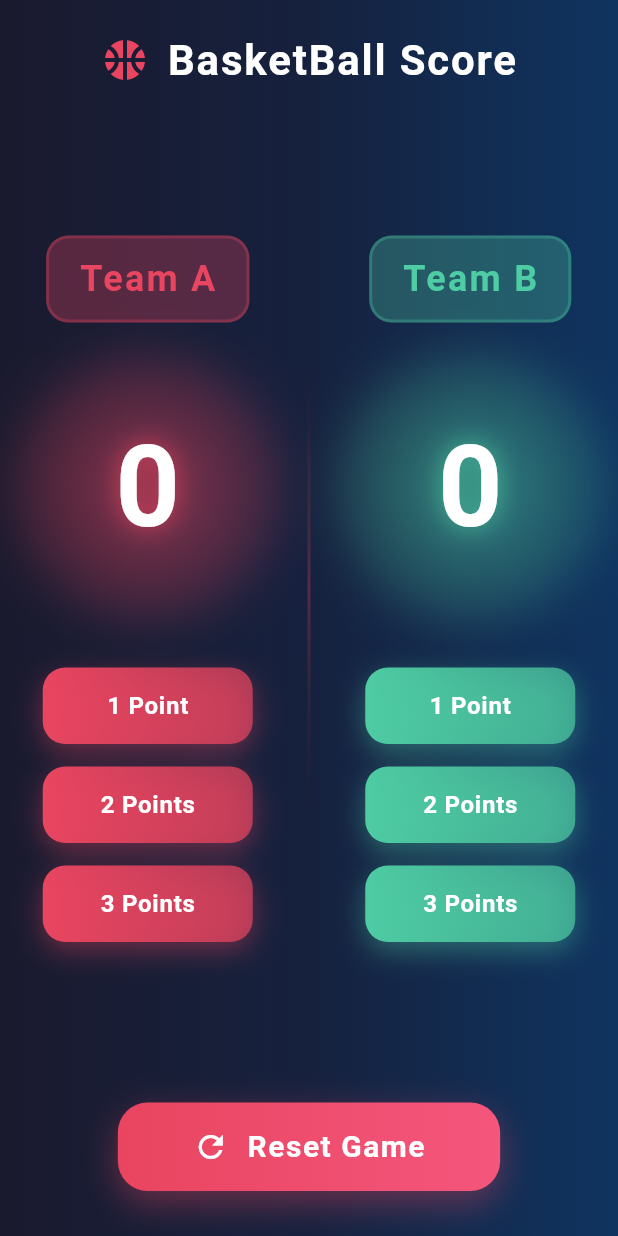
After one commit to mohamedgomaa20/basketball_points_counter_app, a Flutter app: the screen it shows after launch, after a tap on "Reset Game", on a phone screen of 412 x 824 dp. The commit adds this screen. Run offline on Flutter 3.47's test engine with Material 3 defaults, Android fonts, the phone set to English and light mode, and no system bars; our stand-ins replace flutter_bloc.

Commit message:
refactor: extract widgets from counter screen
Extracted the main content, team section, and reset button into their own dedicated widgets to improve code organization and reusability.

- Created `MainContentSection` to hold the core UI logic.
- Created `TeamSection` to display the two team cards.
- Created `ResetButtonSection` for the reset game button.
- Implemented `resetPoints` functionality in `CounterCubit`.
- Added `CounterInitialState` and `CounterResetState` to `CounterState`.

```diff
--- a/lib/cubit/counter_cubit.dart
+++ b/lib/cubit/counter_cubit.dart
@@ -3,7 +3,7 @@ import 'package:basketball_points_counter_app/enums/team_enum.dart';
 import 'package:flutter_bloc/flutter_bloc.dart';
 
 class CounterCubit extends Cubit<CounterState> {
-  CounterCubit() : super(CounterAIncrementState());
+  CounterCubit() : super(CounterInitialState());
 
   static CounterCubit get(context) => BlocProvider.of(context);
 
@@ -19,4 +19,10 @@ class CounterCubit extends Cubit<CounterState> {
       emit(CounterBIncrementState());
     }
   }
+
+  void resetPoints() {
+    teamBPoints = 0;
+    teamAPoints = 0;
+    emit(CounterResetState());
+  }
 }
--- a/lib/cubit/counter_state.dart
+++ b/lib/cubit/counter_state.dart
@@ -1,5 +1,9 @@
 abstract class CounterState {}
+
+class CounterInitialState extends CounterState {}
 
 class CounterAIncrementState extends CounterState {}
 
 class CounterBIncrementState extends CounterState {}
+
+class CounterResetState extends CounterState {}
--- /dev/null
+++ b/lib/widgets/main_content_section.dart
@@ -0,0 +1,28 @@
+import 'package:basketball_points_counter_app/widgets/reset_button_section.dart';
+import 'package:basketball_points_counter_app/widgets/team_section.dart';
+import 'package:flutter/cupertino.dart';
+import 'package:flutter_bloc/flutter_bloc.dart';
+
+import '../cubit/counter_cubit.dart';
+import '../cubit/counter_state.dart';
+
+class MainContentSection extends StatelessWidget {
+  const MainContentSection({super.key});
+
+  @override
+  Widget build(BuildContext context) {
+    return BlocBuilder<CounterCubit, CounterState>(
+      builder: (context, state) {
+        final cubit = CounterCubit.get(context);
+        return Expanded(
+          child: Column(
+            children: [
+              Expanded(child: TeamSection(cubit: cubit)),
+              ResetButtonSection(onTap: () => cubit.resetPoints()),
+            ],
+          ),
+        );
+      },
+    );
+  }
+}
--- /dev/null
+++ b/lib/widgets/reset_button_section.dart
@@ -0,0 +1,48 @@
+import 'package:flutter/material.dart';
+
+class ResetButtonSection extends StatelessWidget {
+  const ResetButtonSection({super.key, required this.onTap});
+
+  final VoidCallback onTap;
+
+  @override
+  Widget build(BuildContext context) {
+    return InkWell(
+      onTap: onTap,
+      borderRadius: BorderRadius.circular(20),
+      child: Container(
+        margin: EdgeInsets.all(30),
+        padding: EdgeInsets.symmetric(vertical: 15, horizontal: 50),
+        decoration: BoxDecoration(
+          borderRadius: BorderRadius.circular(20),
+          gradient: LinearGradient(
+            colors: [Color(0xFFe94560), Color(0xFFf4567c)],
+          ),
+          boxShadow: [
+            BoxShadow(
+              color: Color(0xFFe94560).withValues(alpha: 0.4),
+              blurRadius: 20,
+              offset: Offset(0, 8),
+            ),
+          ],
+        ),
+        child: Row(
+          mainAxisSize: MainAxisSize.min,
+          children: [
+            Icon(Icons.refresh, color: Colors.white, size: 24),
+            SizedBox(width: 12),
+            Text(
+              "Reset Game",
+              style: TextStyle(
+                fontSize: 20,
+                fontWeight: FontWeight.bold,
+                color: Colors.white,
+                letterSpacing: 1,
+              ),
+            ),
+          ],
+        ),
+      ),
+    );
+  }
+}
--- /dev/null
+++ b/lib/widgets/team_section.dart
@@ -0,0 +1,41 @@
+import 'package:flutter/cupertino.dart';
+
+import '../cubit/counter_cubit.dart';
+import '../enums/team_enum.dart';
+import 'build_team_card.dart';
+import 'custom_divider.dart';
+
+class TeamSection extends StatelessWidget {
+  const TeamSection({super.key, required this.cubit});
+
+  final CounterCubit cubit;
+
+  @override
+  Widget build(BuildContext context) {
+    return Row(
+      children: [
+        Expanded(
+          child: BuildTeamCard(
+            teamName: "Team A",
+            teamPoints: cubit.teamAPoints,
+            color: Color(0xFFe94560),
+            onAdd1: () => cubit.incrementPoints(teamName: TeamEnum.A, point: 1),
+            onAdd2: () => cubit.incrementPoints(teamName: TeamEnum.A, point: 2),
+            onAdd3: () => cubit.incrementPoints(teamName: TeamEnum.A, point: 3),
+          ),
+        ),
+        CustomDivider(),
+        Expanded(
+          child: BuildTeamCard(
+            teamName: "Team B",
+            teamPoints: cubit.teamBPoints,
+            color: Color(0xFF4ecca3),
+            onAdd1: () => cubit.incrementPoints(teamName: TeamEnum.B, point: 1),
+            onAdd2: () => cubit.incrementPoints(teamName: TeamEnum.B, point: 2),
+            onAdd3: () => cubit.incrementPoints(teamName: TeamEnum.B, point: 3),
+          ),
+        ),
+      ],
+    );
+  }
+}
```
Also changed, not shown: lib/screens/counter_screen.dart (+2 -116 lines).
